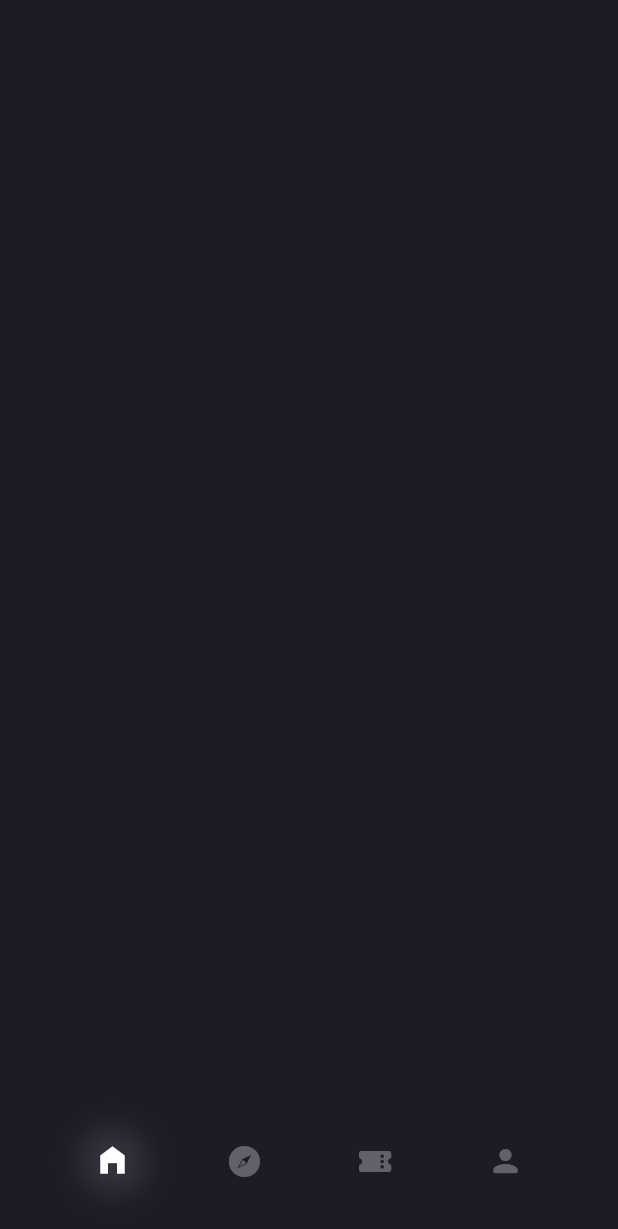
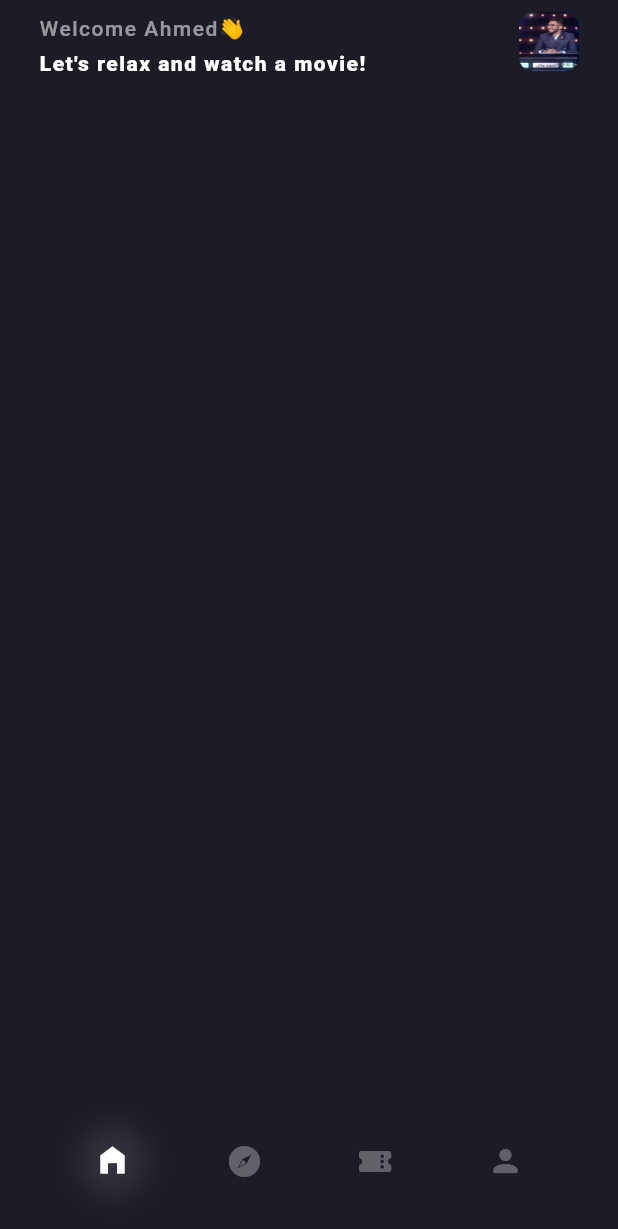
Before and after one commit to Ahmed-W-Rabea/Cinema_Booking, a Flutter app: the screen it shows after launch, on a phone screen of 412 x 824 dp. Shown: the top 1229 px of the screen. Run offline on Flutter 3.47's test engine with Material 3 defaults, Android fonts, the phone set to English and light mode, and no system bars.

Commit message:
'the app bar of the home page '

```diff
--- a/lib/screens/home_page_cinema.dart
+++ b/lib/screens/home_page_cinema.dart
@@ -1,3 +1,4 @@
+import 'package:cinema_booking/cosntants/constants.dart';
 import 'package:flutter/material.dart';
 
 class HomePageCinema extends StatefulWidget {
@@ -10,6 +11,66 @@ class HomePageCinema extends StatefulWidget {
 class _HomePageCinemaState extends State<HomePageCinema> {
   @override
   Widget build(BuildContext context) {
-    return Container();
+    return Scaffold(
+      backgroundColor: appBackgroundColor,
+      appBar: AppBar(
+        backgroundColor: appBackgroundColor,
+        title: Padding(
+          padding: const EdgeInsets.symmetric(horizontal: 10),
+          child: Row(
+            mainAxisAlignment: MainAxisAlignment.spaceBetween,
+            children: [
+              const Column(
+                crossAxisAlignment: CrossAxisAlignment.start,
+                children: [
+                  Text.rich(
+                    TextSpan(
+                      children: [
+                        TextSpan(
+                          text: "Welcome Ahmed",
+                          style: TextStyle(
+                              fontSize: 14,
+                              fontWeight: FontWeight.w500,
+                              letterSpacing: 1,
+                              color: Colors.white54),
+                        ),
+                        TextSpan(
+                          text: "👋",
+                          style: TextStyle(
+                            fontSize: 14,
+                            fontWeight: FontWeight.bold,
+                          ),
+                        ),
+                      ],
+                    ),
+                  ),
+                  SizedBox(
+                    height: 10,
+                  ),
+                  Text(
+                    "Let's relax and watch a movie!",
+                    style: TextStyle(
+                        height: 0.6,
+                        color: Colors.white,
+                        fontSize: 14,
+                        fontWeight: FontWeight.w900,
+                        letterSpacing: 1),
+                  )
+                ],
+              ),
+              Container(
+                width: 40,
+                height: 40,
+                decoration: BoxDecoration(
+                    borderRadius: BorderRadius.circular(10),
+                    image: const DecorationImage(
+                        image: AssetImage("assets/images/ahmed.jpg"),
+                        fit: BoxFit.cover)),
+              )
+            ],
+          ),
+        ),
+      ),
+    );
   }
 }
```
Also changed, not shown: pubspec.yaml (+4 -6 lines), assets/images/ahmed.jpg (added).
